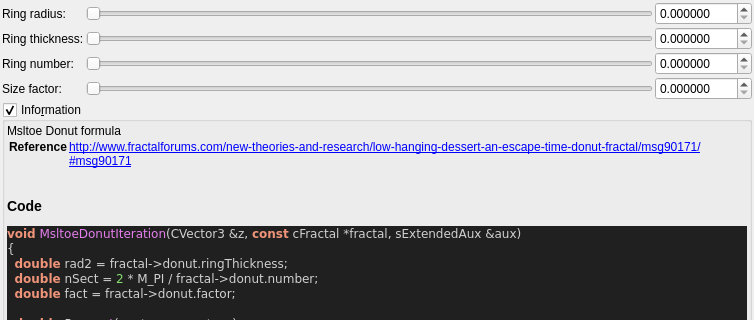
The window that mandelbulber2/qt_data/fractal_msltoe_donut.ui (buddhi1980/mandelbulber2) describes before a commit, drawn with Qt 5; both pictures show x 0 to 754 and y 0 to 320 of the 754 by 834 pixel window.
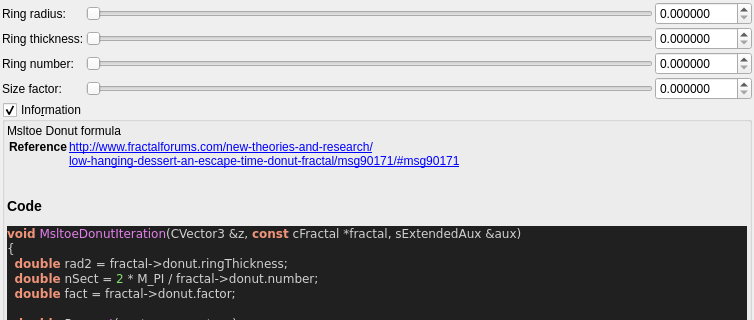
The same window after the commit. Custom widgets are drawn as their Qt base class.

Patch:
```diff
--- a/mandelbulber2/qt_data/fractal_msltoe_donut.ui
+++ b/mandelbulber2/qt_data/fractal_msltoe_donut.ui
@@ -283,7 +283,8 @@
        <widget class="QLabel" name="label_code_content">
         <property name="text">
          <string>&lt;p&gt;Msltoe Donut formula&lt;/p&gt;&lt;table&gt;
-&lt;tr&gt;&lt;th&gt;Reference&lt;/th&gt;&lt;td&gt;&lt;a href=&quot;http://www.fractalforums.com/new-theories-and-research/low-hanging-dessert-an-escape-time-donut-fractal/msg90171/#msg90171&quot;&gt;http://www.fractalforums.com/new-theories-and-research/low-hanging-dessert-an-escape-time-donut-fractal/msg90171/#msg90171&lt;br&gt;
+&lt;tr&gt;&lt;th&gt;Reference&lt;/th&gt;&lt;td&gt;&lt;a href=&quot;http://www.fractalforums.com/new-theories-and-research/&quot;&gt;http://www.fractalforums.com/new-theories-and-research/&lt;br&gt;
+&lt;a href=&quot;low-hanging-dessert-an-escape-time-donut-fractal/msg90171/#msg90171&quot;&gt;low-hanging-dessert-an-escape-time-donut-fractal/msg90171/#msg90171&lt;br&gt;
 &lt;/td&gt;&lt;/tr&gt;
 &lt;/table&gt;
 &lt;h3&gt;Code&lt;/h3&gt;
```
